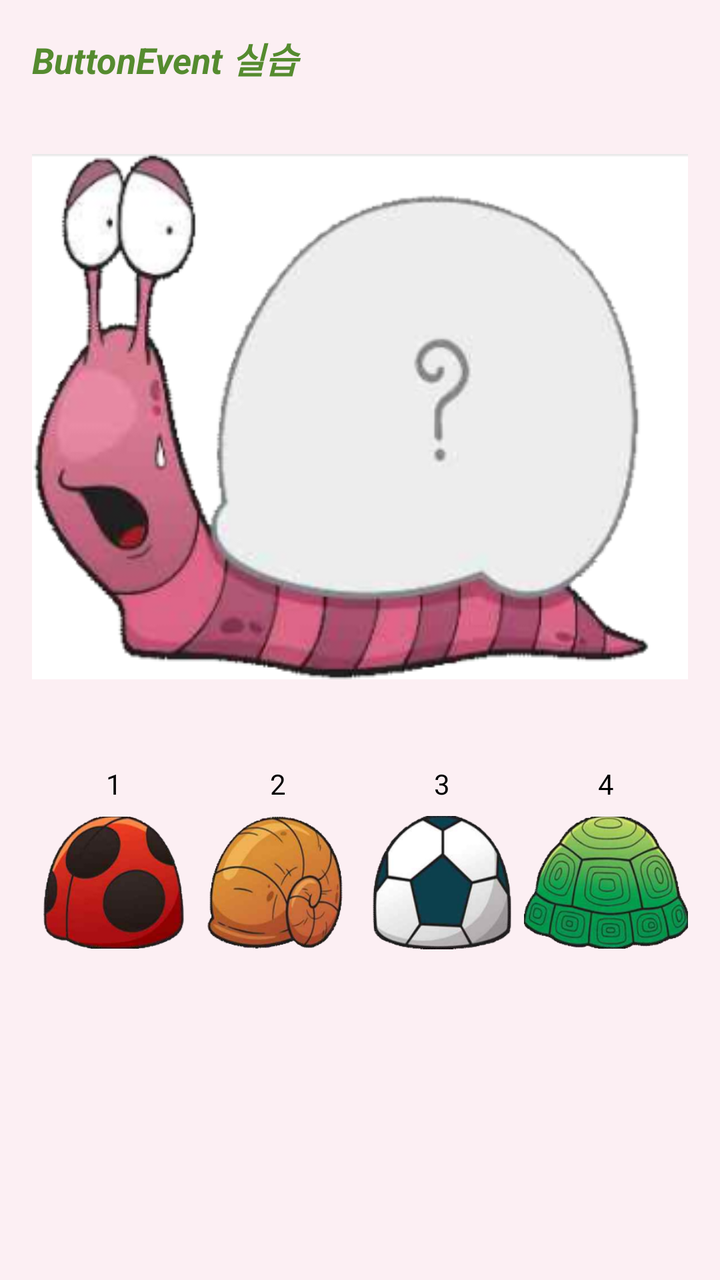
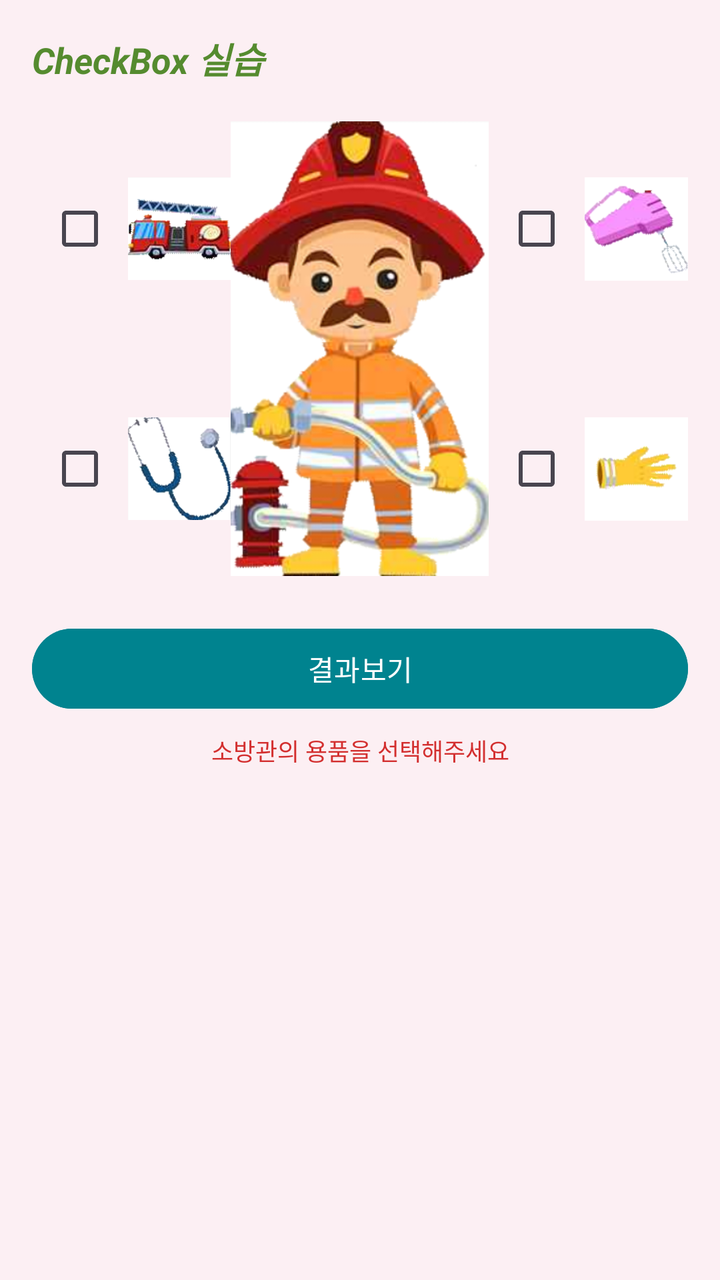

Before-and-after screenshots of an Android layout around one commit, followed by the original layout XML and the change that was made.
<!-- AndroidManifest.xml: application theme Theme.Practice_3 -->
<!-- res/layout/activity_main.xml -->
<?xml version="1.0" encoding="utf-8"?>
<LinearLayout xmlns:android="http://schemas.android.com/apk/res/android"
    xmlns:app="http://schemas.android.com/apk/res-auto"
    android:layout_width="match_parent"
    android:layout_height="match_parent"
    android:background="#FCEFF3"
    android:fitsSystemWindows="true"
    android:orientation="vertical"
    android:padding="16dp">

    <TextView
        android:layout_width="match_parent"
        android:layout_height="wrap_content"
        android:text="ButtonEvent 실습"
        android:textColor="#558B2F"
        android:textSize="18sp"
        android:textStyle="bold|italic" />

    <androidx.constraintlayout.widget.ConstraintLayout
        android:layout_width="match_parent"
        android:layout_height="300dp"
        android:layout_marginTop="16dp">

        <ImageView
            android:id="@+id/ivMain"
            android:layout_width="match_parent"
            android:layout_height="match_parent"
            android:contentDescription="달팽이"
            android:scaleType="fitCenter"
            android:src="@drawable/question" />

        <androidx.constraintlayout.widget.Guideline
            android:id="@+id/glLeft"
            android:layout_width="wrap_content"
            android:layout_height="wrap_content"
            android:orientation="vertical"
            app:layout_constraintGuide_percent="0.27" />

        <androidx.constraintlayout.widget.Guideline
            android:id="@+id/glRight"
            android:layout_width="wrap_content"
            android:layout_height="wrap_content"
            android:orientation="vertical"
            app:layout_constraintGuide_percent="0.995" />

        <androidx.constraintlayout.widget.Guideline
            android:id="@+id/glTop"
            android:layout_width="wrap_content"
            android:layout_height="wrap_content"
            android:orientation="horizontal"
            app:layout_constraintGuide_percent="0.06" />

        <androidx.constraintlayout.widget.Guideline
            android:id="@+id/glBottom"
            android:layout_width="wrap_content"
            android:layout_height="wrap_content"
            android:orientation="horizontal"
            app:layout_constraintGuide_percent="0.82" />

        <ImageView
            android:id="@+id/ivShell"
            android:layout_width="0dp"
            android:layout_height="0dp"
            android:contentDescription="선택한 껍데기"
            android:scaleType="fitXY"
            android:visibility="invisible"
            app:layout_constraintBottom_toBottomOf="@id/glBottom"
            app:layout_constraintEnd_toEndOf="@id/glRight"
            app:layout_constraintStart_toStartOf="@id/glLeft"
            app:layout_constraintTop_toTopOf="@id/glTop" />
    </androidx.constraintlayout.widget.ConstraintLayout>

    <LinearLayout
        android:layout_width="match_parent"
        android:layout_height="wrap_content"
        android:layout_marginTop="24dp"
        android:orientation="horizontal">

        <TextView
            android:layout_width="0dp"
            android:layout_height="wrap_content"
            android:layout_weight="1"
            android:gravity="center"
            android:text="1"
            android:textColor="#000000" />

        <TextView
            android:layout_width="0dp"
            android:layout_height="wrap_content"
            android:layout_weight="1"
            android:gravity="center"
            android:text="2"
            android:textColor="#000000" />

        <TextView
            android:layout_width="0dp"
            android:layout_height="wrap_content"
            android:layout_weight="1"
            android:gravity="center"
            android:text="3"
            android:textColor="#000000" />

        <TextView
            android:layout_width="0dp"
            android:layout_height="wrap_content"
            android:layout_weight="1"
            android:gravity="center"
            android:text="4"
            android:textColor="#000000" />
    </LinearLayout>

    <LinearLayout
        android:layout_width="match_parent"
        android:layout_height="80dp"
        android:orientation="horizontal">

        <ImageButton
            android:id="@+id/btn1"
            android:layout_width="0dp"
            android:layout_height="match_parent"
            android:layout_weight="1"
            android:background="@null"
            android:contentDescription="1번 껍데기"
            android:scaleType="fitCenter"
            android:src="@drawable/answer1" />

        <ImageButton
            android:id="@+id/btn2"
            android:layout_width="0dp"
            android:layout_height="match_parent"
            android:layout_weight="1"
            android:background="@null"
            android:contentDescription="2번 껍데기"
            android:scaleType="fitCenter"
            android:src="@drawable/answer2" />

        <ImageButton
            android:id="@+id/btn3"
            android:layout_width="0dp"
            android:layout_height="match_parent"
            android:layout_weight="1"
            android:background="@null"
            android:contentDescription="3번 껍데기"
            android:scaleType="fitCenter"
            android:src="@drawable/answer3" />

        <ImageButton
            android:id="@+id/btn4"
            android:layout_width="0dp"
            android:layout_height="match_parent"
            android:layout_weight="1"
            android:background="@null"
            android:contentDescription="4번 껍데기"
            android:scaleType="fitCenter"
            android:src="@drawable/answer4" />
    </LinearLayout>
</LinearLayout>
<!-- resources referenced by this layout -->
<resources>
  <!-- drawable answer1: png bitmap (drawable, 41984 bytes) -->
  <!-- drawable answer2: png bitmap (drawable, 55521 bytes) -->
  <!-- drawable answer3: png bitmap (drawable, 34721 bytes) -->
  <!-- drawable answer4: png bitmap (drawable, 76679 bytes) -->
  <!-- drawable question: png bitmap (drawable, 69282 bytes) -->
  <style name="Theme.Practice_3" parent="Base.Theme.Practice_3" />
  <style name="Base.Theme.Practice_3" parent="Theme.Material3.DayNight.NoActionBar">
          
          
      </style>
</resources>

<!-- the commit's change to res/layout/activity_main.xml (unified diff, before → after) -->
@@ -1,6 +1,5 @@
 <?xml version="1.0" encoding="utf-8"?>
 <LinearLayout xmlns:android="http://schemas.android.com/apk/res/android"
-    xmlns:app="http://schemas.android.com/apk/res-auto"
     android:layout_width="match_parent"
     android:layout_height="match_parent"
     android:background="#FCEFF3"
@@ -11,147 +10,139 @@
     <TextView
         android:layout_width="match_parent"
         android:layout_height="wrap_content"
-        android:text="ButtonEvent 실습"
+        android:text="CheckBox 실습"
         android:textColor="#558B2F"
         android:textSize="18sp"
         android:textStyle="bold|italic" />
 
-    <androidx.constraintlayout.widget.ConstraintLayout
-        android:layout_width="match_parent"
-        android:layout_height="300dp"
-        android:layout_marginTop="16dp">
-
-        <ImageView
-            android:id="@+id/ivMain"
-            android:layout_width="match_parent"
-            android:layout_height="match_parent"
-            android:contentDescription="달팽이"
-            android:scaleType="fitCenter"
-            android:src="@drawable/question" />
-
-        <androidx.constraintlayout.widget.Guideline
-            android:id="@+id/glLeft"
-            android:layout_width="wrap_content"
-            android:layout_height="wrap_content"
-            android:orientation="vertical"
-            app:layout_constraintGuide_percent="0.27" />
-
-        <androidx.constraintlayout.widget.Guideline
-            android:id="@+id/glRight"
-            android:layout_width="wrap_content"
-            android:layout_height="wrap_content"
-            android:orientation="vertical"
-            app:layout_constraintGuide_percent="0.995" />
-
-        <androidx.constraintlayout.widget.Guideline
-            android:id="@+id/glTop"
-            android:layout_width="wrap_content"
-            android:layout_height="wrap_content"
-            android:orientation="horizontal"
-            app:layout_constraintGuide_percent="0.06" />
-
-        <androidx.constraintlayout.widget.Guideline
-            android:id="@+id/glBottom"
-            android:layout_width="wrap_content"
-            android:layout_height="wrap_content"
-            android:orientation="horizontal"
-            app:layout_constraintGuide_percent="0.82" />
-
-        <ImageView
-            android:id="@+id/ivShell"
-            android:layout_width="0dp"
-            android:layout_height="0dp"
-            android:contentDescription="선택한 껍데기"
-            android:scaleType="fitXY"
-            android:visibility="invisible"
-            app:layout_constraintBottom_toBottomOf="@id/glBottom"
-            app:layout_constraintEnd_toEndOf="@id/glRight"
-            app:layout_constraintStart_toStartOf="@id/glLeft"
-            app:layout_constraintTop_toTopOf="@id/glTop" />
-    </androidx.constraintlayout.widget.ConstraintLayout>
-
     <LinearLayout
         android:layout_width="match_parent"
-        android:layout_height="wrap_content"
-        android:layout_marginTop="24dp"
+        android:layout_height="240dp"
+        android:layout_marginTop="12dp"
         android:orientation="horizontal">
 
-        <TextView
-            android:layout_width="0dp"
-            android:layout_height="wrap_content"
-            android:layout_weight="1"
-            android:gravity="center"
-            android:text="1"
-            android:textColor="#000000" />
-
-        <TextView
-            android:layout_width="0dp"
-            android:layout_height="wrap_content"
-            android:layout_weight="1"
-            android:gravity="center"
-            android:text="2"
-            android:textColor="#000000" />
-
-        <TextView
-            android:layout_width="0dp"
-            android:layout_height="wrap_content"
-            android:layout_weight="1"
-            android:gravity="center"
-            android:text="3"
-            android:textColor="#000000" />
-
-        <TextView
-            android:layout_width="0dp"
-            android:layout_height="wrap_content"
-            android:layout_weight="1"
-            android:gravity="center"
-            android:text="4"
-            android:textColor="#000000" />
-    </LinearLayout>
-
-    <LinearLayout
-        android:layout_width="match_parent"
-        android:layout_height="80dp"
-        android:orientation="horizontal">
-
-        <ImageButton
-            android:id="@+id/btn1"
+        
+        <LinearLayout
             android:layout_width="0dp"
             android:layout_height="match_parent"
             android:layout_weight="1"
-            android:background="@null"
-            android:contentDescription="1번 껍데기"
+            android:orientation="vertical">
+
+            <LinearLayout
+                android:layout_width="match_parent"
+                android:layout_height="0dp"
+                android:layout_weight="1"
+                android:gravity="center_vertical">
+
+                <CheckBox
+                    android:id="@+id/cb1"
+                    android:layout_width="wrap_content"
+                    android:layout_height="wrap_content"
+                    android:contentDescription="소방차 선택" />
+
+                <ImageView
+                    android:layout_width="0dp"
+                    android:layout_height="60dp"
+                    android:layout_weight="1"
+                    android:contentDescription="소방차"
+                    android:src="@drawable/img1" />
+            </LinearLayout>
+
+            <LinearLayout
+                android:layout_width="match_parent"
+                android:layout_height="0dp"
+                android:layout_weight="1"
+                android:gravity="center_vertical">
+
+                <CheckBox
+                    android:id="@+id/cb3"
+                    android:layout_width="wrap_content"
+                    android:layout_height="wrap_content"
+                    android:contentDescription="핸드믹서 선택" />
+
+                <ImageView
+                    android:layout_width="0dp"
+                    android:layout_height="60dp"
+                    android:layout_weight="1"
+                    android:contentDescription="핸드믹서"
+                    android:src="@drawable/img3" />
+            </LinearLayout>
+        </LinearLayout>
+
+        
+        <ImageView
+            android:layout_width="0dp"
+            android:layout_height="match_parent"
+            android:layout_weight="1.3"
+            android:contentDescription="소방관"
             android:scaleType="fitCenter"
-            android:src="@drawable/answer1" />
+            android:src="@drawable/firefighter" />
 
-        <ImageButton
-            android:id="@+id/btn2"
+        
+        <LinearLayout
             android:layout_width="0dp"
             android:layout_height="match_parent"
             android:layout_weight="1"
-            android:background="@null"
-            android:contentDescription="2번 껍데기"
-            android:scaleType="fitCenter"
-            android:src="@drawable/answer2" />
+            android:orientation="vertical">
 
-        <ImageButton
-            android:id="@+id/btn3"
-            android:layout_width="0dp"
-            android:layout_height="match_parent"
-            android:layout_weight="1"
-            android:background="@null"
-            android:contentDescription="3번 껍데기"
-            android:scaleType="fitCenter"
-            android:src="@drawable/answer3" />
+            <LinearLayout
+                android:layout_width="match_parent"
+                android:layout_height="0dp"
+                android:layout_weight="1"
+                android:gravity="center_vertical">
 
-        <ImageButton
-            android:id="@+id/btn4"
-            android:layout_width="0dp"
-            android:layout_height="match_parent"
-            android:layout_weight="1"
-            android:background="@null"
-            android:contentDescription="4번 껍데기"
-            android:scaleType="fitCenter"
-            android:src="@drawable/answer4" />
+                <CheckBox
+                    android:id="@+id/cb2"
+                    android:layout_width="wrap_content"
+                    android:layout_height="wrap_content"
+                    android:contentDescription="청진기 선택" />
+
+                <ImageView
+                    android:layout_width="0dp"
+                    android:layout_height="60dp"
+                    android:layout_weight="1"
+                    android:contentDescription="청진기"
+                    android:src="@drawable/img2" />
+            </LinearLayout>
+
+            <LinearLayout
+                android:layout_width="match_parent"
+                android:layout_height="0dp"
+                android:layout_weight="1"
+                android:gravity="center_vertical">
+
+                <CheckBox
+                    android:id="@+id/cb4"
+                    android:layout_width="wrap_content"
+                    android:layout_height="wrap_content"
+                    android:contentDescription="장갑 선택" />
+
+                <ImageView
+                    android:layout_width="0dp"
+                    android:layout_height="60dp"
+                    android:layout_weight="1"
+                    android:contentDescription="장갑"
+                    android:src="@drawable/img4" />
+            </LinearLayout>
+        </LinearLayout>
     </LinearLayout>
+
+    <Button
+        android:id="@+id/btnResult"
+        android:layout_width="match_parent"
+        android:layout_height="wrap_content"
+        android:layout_marginTop="16dp"
+        android:backgroundTint="#00838F"
+        android:text="결과보기"
+        android:textColor="#FFFFFF" />
+
+    <TextView
+        android:id="@+id/tvResult"
+        android:layout_width="match_parent"
+        android:layout_height="wrap_content"
+        android:layout_marginTop="8dp"
+        android:gravity="center"
+        android:text="소방관의 용품을 선택해주세요"
+        android:textColor="#D32F2F"
+        android:textSize="12sp" />
 </LinearLayout>
<!-- resource entries referenced after the edit -->
@@ -1,10 +1,10 @@
 <!-- resources referenced by this layout -->
 <resources>
-  <!-- drawable answer1: png bitmap (drawable, 41984 bytes) -->
-  <!-- drawable answer2: png bitmap (drawable, 55521 bytes) -->
-  <!-- drawable answer3: png bitmap (drawable, 34721 bytes) -->
-  <!-- drawable answer4: png bitmap (drawable, 76679 bytes) -->
-  <!-- drawable question: png bitmap (drawable, 69282 bytes) -->
+  <!-- drawable firefighter: png bitmap (drawable, 194577 bytes) -->
+  <!-- drawable img1: png bitmap (drawable, 82304 bytes) -->
+  <!-- drawable img2: png bitmap (drawable, 45781 bytes) -->
+  <!-- drawable img3: png bitmap (drawable, 37933 bytes) -->
+  <!-- drawable img4: png bitmap (drawable, 31246 bytes) -->
   <style name="Theme.Practice_3" parent="Base.Theme.Practice_3" />
   <style name="Base.Theme.Practice_3" parent="Theme.Material3.DayNight.NoActionBar">
           
